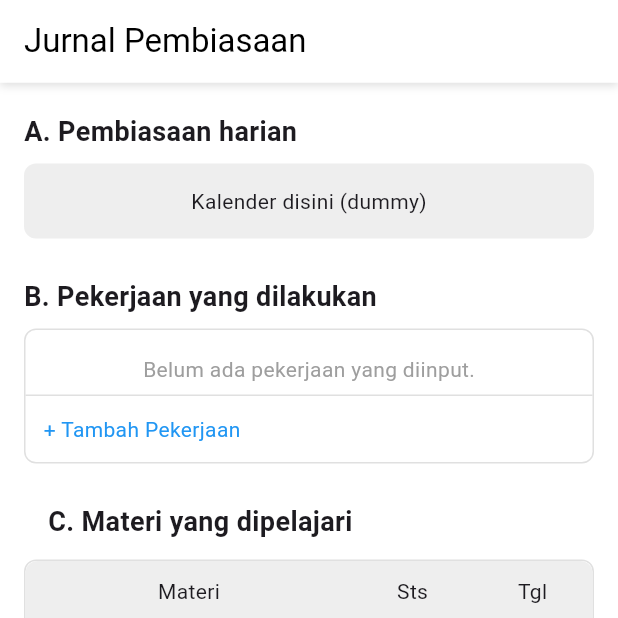
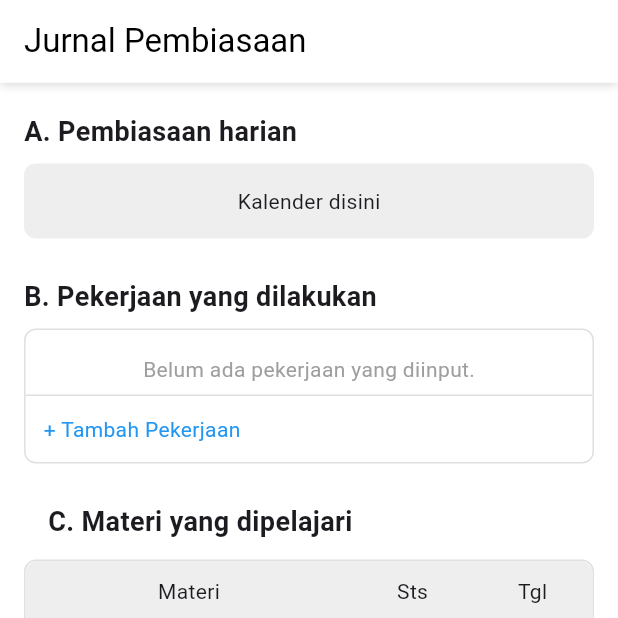
Before and after one commit to GeoRizkiNugroho/jurnalku_mobile, a Flutter app: the JurnalpembiasaanPage screen opened directly, on a phone screen of 412 x 824 dp, the top half of it. Run offline on Flutter 3.47's test engine with Material 3 defaults, Android fonts, the phone set to English and light mode, and no system bars; our stand-ins replace google_fonts.

Commit message:
jurnal pembiasaan

```diff
--- a/lib/jurnalpembiasaan_page.dart
+++ b/lib/jurnalpembiasaan_page.dart
@@ -7,59 +7,45 @@ class JurnalpembiasaanPage extends StatelessWidget {
   Widget build(BuildContext context) {
     return Scaffold(
       backgroundColor: Colors.white,
-
-      // ================= APP BAR (TIDAK DIUBAH) =================
       appBar: PreferredSize(
         preferredSize: const Size.fromHeight(55),
         child: Container(
-          decoration: const BoxDecoration(color: Colors.white, boxShadow: [
-            BoxShadow(color: Colors.black12, blurRadius: 4, offset: Offset(0, 2)),
-          ]),
+          decoration: const BoxDecoration(
+            color: Colors.white,
+            boxShadow: [
+              BoxShadow(color: Colors.black12, blurRadius: 4, offset: Offset(0, 2)),
+            ],
+          ),
           child: AppBar(
             backgroundColor: Colors.white,
             elevation: 0,
             automaticallyImplyLeading: false,
-            title: const Text("Jurnal Pembiasaan",
-                style: TextStyle(color: Colors.black)),
+            title: const Text(
+              "Jurnal Pembiasaan",
+              style: TextStyle(color: Colors.black),
+            ),
           ),
         ),
       ),
-      // ==========================================================
-
       body: ListView(
         padding: const EdgeInsets.only(bottom: 40),
         children: [
           const SizedBox(height: 20),
-
-          // ========================== BAGIAN A ==========================
           _sectionTitle("A. Pembiasaan harian"),
           const SizedBox(height: 8),
           _dummyCalendar(),
-
           const SizedBox(height: 26),
-
-          // ========================== BAGIAN B ==========================
           _sectionTitle("B. Pekerjaan yang dilakukan"),
           const SizedBox(height: 8),
           _dummyTable("Belum ada pekerjaan yang diinput.", "+ Tambah Pekerjaan"),
-
           const SizedBox(height: 26),
-
-          // ========================== BAGIAN C ==========================
           _buildMateriSection(),
-
           const SizedBox(height: 26),
-
-          // ========================== BAGIAN D ==========================
           _buildPoinSection(),
         ],
       ),
     );
   }
-
-  // ===========================================================================
-  //                                BAGIAN C
-  // ===========================================================================
 
   Widget _buildMateriSection() {
     return Padding(
@@ -69,7 +55,6 @@ class JurnalpembiasaanPage extends StatelessWidget {
         children: [
           _sectionTitle("C. Materi yang dipelajari"),
           const SizedBox(height: 12),
-
           Container(
             decoration: BoxDecoration(
               borderRadius: BorderRadius.circular(8),
@@ -77,7 +62,6 @@ class JurnalpembiasaanPage extends StatelessWidget {
             ),
             child: Column(
               children: [
-                // Header tabel
                 Container(
                   padding: const EdgeInsets.symmetric(vertical: 10),
                   decoration: BoxDecoration(
@@ -92,8 +76,6 @@ class JurnalpembiasaanPage extends StatelessWidget {
                     ],
                   ),
                 ),
-
-                // Isi tabel
                 Container(
                   padding: const EdgeInsets.symmetric(vertical: 14),
                   child: const Center(
@@ -103,8 +85,6 @@ class JurnalpembiasaanPage extends StatelessWidget {
                     ),
                   ),
                 ),
-
-                // Tombol tambah
                 Container(
                   width: double.infinity,
                   padding: const EdgeInsets.all(12),
@@ -115,19 +95,14 @@ class JurnalpembiasaanPage extends StatelessWidget {
                     onTap: () {},
                     child: const Text(
                       "+ Tambah Materi",
-                      style: TextStyle(
-                        color: Colors.blue,
-                        fontWeight: FontWeight.w500,
-                      ),
+                      style: TextStyle(color: Colors.blue, fontWeight: FontWeight.w500),
                     ),
                   ),
                 )
               ],
             ),
           ),
-
           const SizedBox(height: 8),
-
           Row(
             children: const [
               Icon(Icons.circle, size: 12, color: Colors.green),
@@ -146,10 +121,6 @@ class JurnalpembiasaanPage extends StatelessWidget {
     );
   }
 
-  // ===========================================================================
-  //                                BAGIAN D
-  // ===========================================================================
-
   Widget _buildPoinSection() {
     return Padding(
       padding: const EdgeInsets.symmetric(horizontal: 16),
@@ -158,7 +129,6 @@ class JurnalpembiasaanPage extends StatelessWidget {
         children: [
           _sectionTitle("D. Poin"),
           const SizedBox(height: 12),
-
           Container(
             decoration: BoxDecoration(
               borderRadius: BorderRadius.circular(8),
@@ -166,7 +136,6 @@ class JurnalpembiasaanPage extends StatelessWidget {
             ),
             child: Column(
               children: [
-                // HEADER
                 Container(
                   decoration: BoxDecoration(
                     color: Colors.grey.shade200,
@@ -195,13 +164,10 @@ class JurnalpembiasaanPage extends StatelessWidget {
                     ],
                   ),
                 ),
-
                 _rowPoin("(5) mengerjakan project/update progres", ["0", "0", "0", "0"]),
                 _rowPoin("(1-5) Poin dari pertanyaan materi", ["0", "0", "0", "0"]),
                 _rowPoin("Jumlah poin minggu ini", ["0", "0", "0", "0"]),
                 _rowPoin("Jumlah poin ceklist pembiasaan", ["0"]),
-
-                // TOTAL
                 Container(
                   padding: const EdgeInsets.symmetric(vertical: 14),
                   decoration: BoxDecoration(
@@ -209,9 +175,7 @@ class JurnalpembiasaanPage extends StatelessWidget {
                   ),
                   child: Row(
                     children: const [
-                      Expanded(
-                        child: Center(child: Text("Jumlah keseluruhan poin")),
-                      ),
+                      Expanded(child: Center(child: Text("Jumlah keseluruhan poin"))),
                       SizedBox(
                         width: 80,
                         child: Center(
@@ -231,10 +195,6 @@ class JurnalpembiasaanPage extends StatelessWidget {
       ),
     );
   }
-
-  // ===========================================================================
-  //                            WIDGET REUSABLE
-  // ===========================================================================
 
   Widget _rowPoin(String title, List<String> values) {
     return Container(
@@ -265,17 +225,10 @@ class JurnalpembiasaanPage extends StatelessWidget {
     );
   }
 
-  // ===========================================================================
-  //                              DUMMY SECTION
-  // ===========================================================================
-
   Widget _sectionTitle(String text) {
     return Padding(
       padding: const EdgeInsets.symmetric(horizontal: 16),
-      child: Text(
-        text,
-        style: const TextStyle(fontSize: 18, fontWeight: FontWeight.w600),
-      ),
+      child: Text(text, style: const TextStyle(fontSize: 18, fontWeight: FontWeight.w600)),
     );
   }
 
@@ -289,7 +242,7 @@ class JurnalpembiasaanPage extends StatelessWidget {
           borderRadius: BorderRadius.circular(8),
         ),
         alignment: Alignment.center,
-        child: const Text("Kalender disini (dummy)"),
+        child: const Text("Kalender disini"),
       ),
     );
   }
@@ -314,10 +267,7 @@ class JurnalpembiasaanPage extends StatelessWidget {
               decoration: BoxDecoration(
                 border: Border(top: BorderSide(color: Colors.grey.shade300)),
               ),
-              child: Text(
-                addText,
-                style: const TextStyle(color: Colors.blue),
-              ),
+              child: Text(addText, style: const TextStyle(color: Colors.blue)),
             ),
           ],
         ),
```
